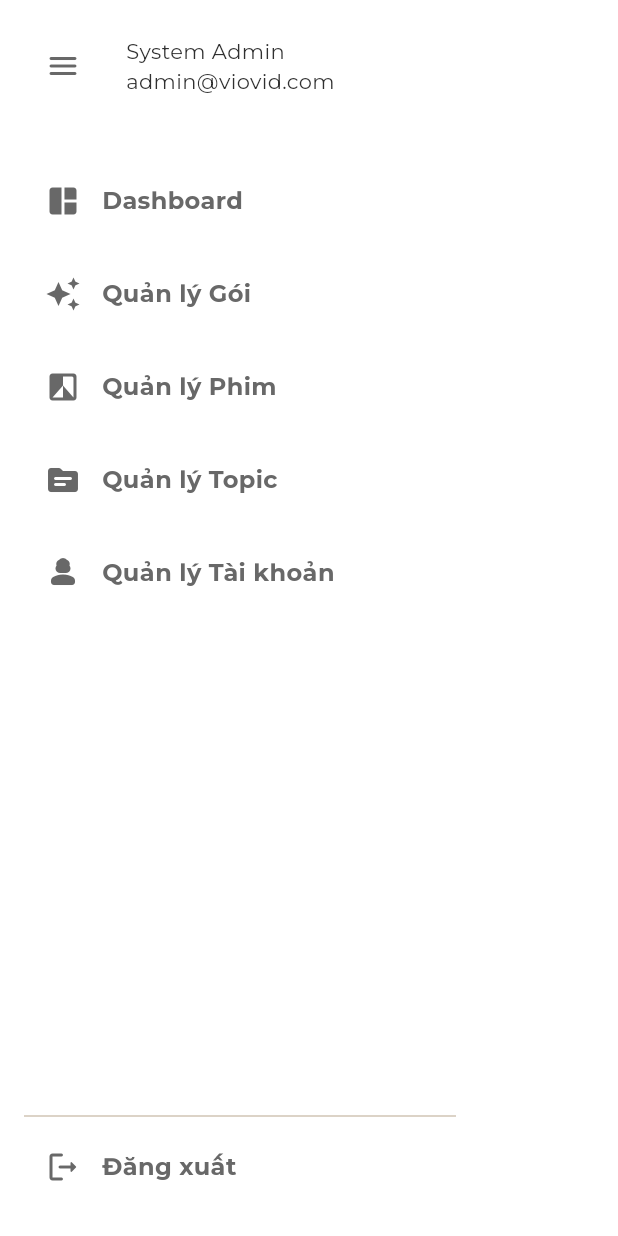
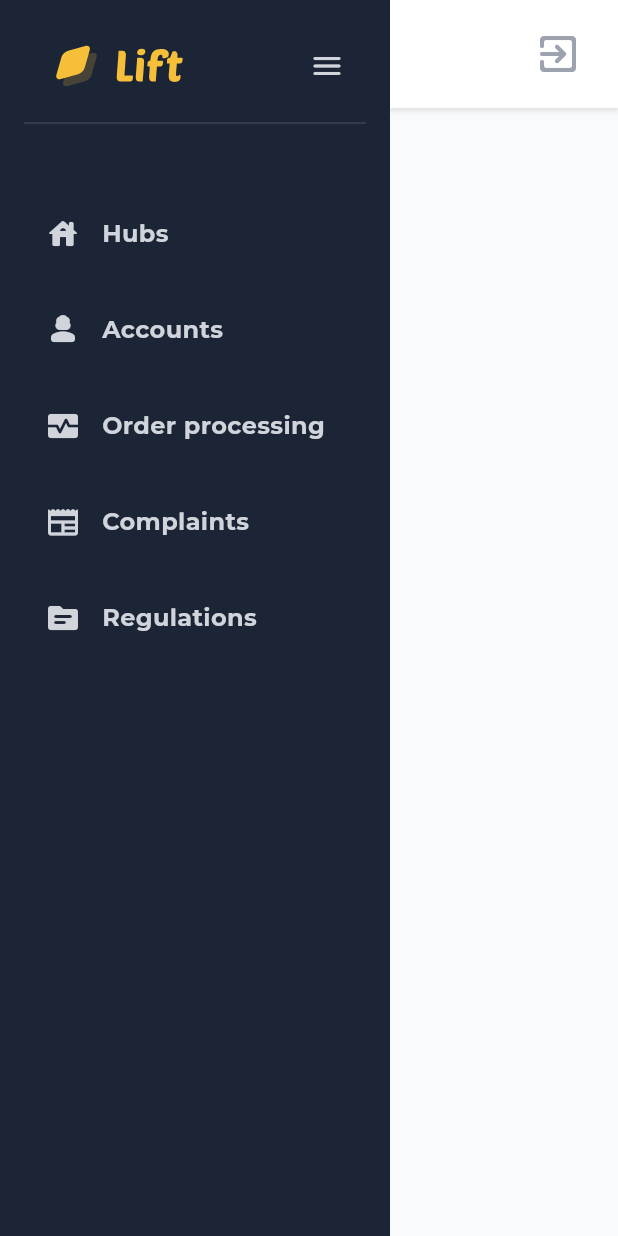
Before and after one commit to bcluc/lift_admin, a Flutter app: the Layout screen opened directly with empty values, on a phone screen of 412 x 824 dp. Run offline on Flutter 3.47's test engine with Material 3 defaults, Android fonts, the phone set to English and light mode, and no system bars; our stand-ins replace flutter_svg, gap, go_router, google_fonts, shimmer; missing offline and left inert: gotrue.

Commit message:
side bar and add basic router

```diff
--- a/lib/base/assets.dart
+++ b/lib/base/assets.dart
@@ -2,6 +2,8 @@ class Assets {
   // ICONS
   static const String _icons = 'assets/icons/';
   static const String logo = '${_icons}logo.svg';
+  static const String logoTxt = '${_icons}txt_logo.svg';
+  static const String logoImg = '${_icons}img_logo.svg';
 
   // IMAGES
   static const String _images = 'assets/images/';
--- a/lib/base/common_variables.dart
+++ b/lib/base/common_variables.dart
@@ -5,21 +5,22 @@ final vnDateFormat = DateFormat('dd/MM/yyyy');
 
 const Color primaryColor = Color.fromARGB(255, 245, 192, 57);
 
-const secondaryColor = Color.fromARGB(255, 255, 81, 81);
+const secondaryColor = Color(0xFF2D4A79);
 
-const secondaryColorBg = Color.fromARGB(255, 250, 250, 250);
+const secondaryColorBg = Color(0xFFF5EED8);
 
-const secondaryColorSideBorder = Color.fromARGB(255, 241, 241, 241);
+const sideBorderBgColor = Color(0xFF1C2536);
 
-const secondaryColorSubtitle = Color(0xFF686868);
+const subtitleColor = Color(0xFF686868);
 
-const secondaryColorBorder = Color.fromARGB(255, 217, 217, 217);
+const borderColor = Color(0xFF9CA3AF);
 
-const secondaryColorTitle = Color.fromARGB(255, 48, 48, 48);
+const labelColor = Color(0xFFD1D5DB);
 
-const secondaryColorDisable = Color.fromARGB(255, 178, 178, 178);
+const disabledColor = Color.fromARGB(255, 178, 178, 178);
 
-const secondaryColorBaseBg = Color.fromARGB(255, 255, 239, 231);
+const baseBgColor = Color(0xFFF9FAFC);
+
 TextStyle errorTextStyle(BuildContext context) {
   return TextStyle(color: Theme.of(context).colorScheme.error);
 }
--- a/lib/base/component/header.dart
+++ b/lib/base/component/header.dart
@@ -15,7 +15,7 @@ class Header extends StatelessWidget {
           style: Theme.of(context)
               .textTheme
               .headlineLarge
-              ?.copyWith(color: secondaryColorTitle),
+              ?.copyWith(color: labelColor),
         ),
         const Spacer(),
       ],
--- a/lib/base/component/menu_item.dart
+++ b/lib/base/component/menu_item.dart
@@ -19,17 +19,17 @@ class MenuItem extends StatelessWidget {
   Widget build(BuildContext context) {
     return InkWell(
       onTap: onPress,
-      highlightColor: Colors.white.withOpacity(0.1),
+      highlightColor: Colors.white.withOpacity(0.02),
       overlayColor: WidgetStateProperty.resolveWith((states) {
         if (states.contains(WidgetState.hovered)) {
-          return Colors.white;
+          return Colors.white.withOpacity(0.06);
         }
         return null;
       }),
       borderRadius: BorderRadius.circular(8),
       child: Ink(
         decoration: BoxDecoration(
-          color: isSelected ? Colors.white : null,
+          color: isSelected ? Colors.white.withOpacity(0.08) : null,
           borderRadius: BorderRadius.circular(8),
         ),
         child: Row(
@@ -38,7 +38,7 @@ class MenuItem extends StatelessWidget {
               padding: const EdgeInsets.all(14),
               child: Icon(
                 iconData,
-                color: isSelected ? secondaryColor : secondaryColorSubtitle,
+                color: isSelected ? primaryColor : labelColor,
               ),
             ),
             Expanded(
@@ -47,7 +47,7 @@ class MenuItem extends StatelessWidget {
                 style: TextStyle(
                   fontSize: 16,
                   fontWeight: FontWeight.bold,
-                  color: isSelected ? secondaryColor : secondaryColorSubtitle,
+                  color: isSelected ? Colors.white : labelColor,
                 ),
                 maxLines: 1,
               ),
--- a/lib/base/component/password_input.dart
+++ b/lib/base/component/password_input.dart
@@ -35,7 +35,7 @@ class _PasswordTextFieldState extends State<PasswordTextField> {
         crossAxisAlignment: CrossAxisAlignment.start,
         children: [
           Text(
-            widget.title ?? 'Mật khẩu',
+            widget.title ?? 'Password',
             style: const TextStyle(
               fontSize: 16,
               fontWeight: FontWeight.bold,
--- a/lib/base/component/search_field.dart
+++ b/lib/base/component/search_field.dart
@@ -13,8 +13,8 @@ class SearchField extends StatelessWidget {
       fillColor: secondaryColorBg,
       filled: true,
       hintText: 'Tìm kiếm',
-      iconColor: secondaryColorSubtitle,
-      hintStyle: const TextStyle(color: secondaryColorSubtitle),
+      iconColor: subtitleColor,
+      hintStyle: const TextStyle(color: subtitleColor),
       border: const OutlineInputBorder(
         borderSide: BorderSide.none,
         borderRadius: BorderRadius.all(Radius.circular(8)),
--- a/lib/base/component/side_bar.dart
+++ b/lib/base/component/side_bar.dart
@@ -1,6 +1,7 @@
 import 'package:flutter/material.dart';
 import 'package:gap/gap.dart';
 import 'package:go_router/go_router.dart';
+import 'package:lift_admin/base/common_variables.dart';
 import 'package:lift_admin/base/component/menu_item.dart';
 import 'package:lift_admin/base/component/side_bar_header.dart';
 
@@ -19,16 +20,17 @@ class _SideBarState extends State<SideBar> {
     final fullPath = GoRouterState.of(context).fullPath;
     return AnimatedContainer(
       duration: Durations.medium3,
-      width: isCollapsed ? 84 : 320,
+      width: isCollapsed ? 84 : 260,
       height: double.infinity,
       curve: Curves.fastOutSlowIn,
       child: Ink(
-        color: Colors.white,
+        color: sideBorderBgColor,
         child: Padding(
           padding: const EdgeInsets.symmetric(horizontal: 16, vertical: 20),
           child: Column(
             crossAxisAlignment: CrossAxisAlignment.start,
             children: [
+              // const Gap(10),
               SideBarHeader(
                 onPress: () => setState(
                   () {
@@ -36,10 +38,14 @@ class _SideBarState extends State<SideBar> {
                   },
                 ),
               ),
+              const Gap(6),
+              const Divider(
+                color: Color.fromARGB(34, 255, 255, 255),
+              ),
               const Gap(40),
               ...menuItems.map(
                 (item) => Padding(
-                  padding: const EdgeInsets.only(bottom: 10),
+                  padding: const EdgeInsets.only(bottom: 12),
                   child: MenuItem(
                     iconData: item['icon'],
                     text: item['text'],
@@ -49,31 +55,30 @@ class _SideBarState extends State<SideBar> {
                 ),
               ),
               const Spacer(),
-              const Divider(),
-              MenuItem(
-                iconData: Icons.logout_rounded,
-                text: 'Đăng xuất',
-                onPress: () async {
-                  // await supabase.auth.signOut();
-                  if (context.mounted) {
-                    context.go('/intro');
-                    ScaffoldMessenger.of(context).showSnackBar(
-                      const SnackBar(
-                        content: Center(
-                          child: Text(
-                            'Hẹn sớm gặp lại bạn.',
-                            style: TextStyle(
-                                fontWeight: FontWeight.bold, fontSize: 20),
-                          ),
-                        ),
-                        behavior: SnackBarBehavior.floating,
-                        duration: Duration(seconds: 4),
-                        width: 300,
-                      ),
-                    );
-                  }
-                },
-              ),
+              // MenuItem(
+              //   iconData: Icons.logout_rounded,
+              //   text: 'Đăng xuất',
+              //   onPress: () async {
+              //     // await supabase.auth.signOut();
+              //     if (context.mounted) {
+              //       context.go('/intro');
+              //       ScaffoldMessenger.of(context).showSnackBar(
+              //         const SnackBar(
+              //           content: Center(
+              //             child: Text(
+              //               'Hẹn sớm gặp lại bạn.',
+              //               style: TextStyle(
+              //                   fontWeight: FontWeight.bold, fontSize: 20),
+              //             ),
+              //           ),
+              //           behavior: SnackBarBehavior.floating,
+              //           duration: Duration(seconds: 4),
+              //           width: 300,
+              //         ),
+              //       );
+              //     }
+              //   },
+              // ),
             ],
           ),
         ),
@@ -84,28 +89,28 @@ class _SideBarState extends State<SideBar> {
 
 final List<Map<String, dynamic>> menuItems = [
   {
-    'path': '/admin/dashboard',
-    'icon': Icons.auto_awesome_mosaic_rounded,
-    'text': 'Dashboard',
+    'path': '/admin/hub',
+    'icon': Icons.house_rounded,
+    'text': 'Hubs',
   },
   {
-    'path': '/admin/plan-management',
-    'icon': Icons.auto_awesome,
-    'text': 'Quản lý Gói',
+    'path': '/admin/account',
+    'icon': Icons.person_3_rounded,
+    'text': 'Accounts',
   },
   {
-    'path': '/admin/film-management',
-    'icon': Icons.filter_b_and_w_rounded,
-    'text': 'Quản lý Phim',
+    'path': '/admin/process',
+    'icon': Icons.monitor_heart_rounded,
+    'text': 'Order processing',
   },
   {
-    'path': '/admin/topic-management',
-    'icon': Icons.topic_rounded,
-    'text': 'Quản lý Topic',
+    'path': '/admin/complaint',
+    'icon': Icons.newspaper_rounded,
+    'text': 'Complaints',
   },
   {
-    'path': '/admin/account-management',
-    'icon': Icons.person_3_rounded,
-    'text': 'Quản lý Tài khoản',
+    'path': '/admin/regulation',
+    'icon': Icons.topic_rounded,
+    'text': 'Regulations',
   },
 ];
--- a/lib/base/component/side_bar_header.dart
+++ b/lib/base/component/side_bar_header.dart
@@ -1,4 +1,6 @@
 import 'package:flutter/material.dart';
+import 'package:flutter_svg/svg.dart';
+import 'package:lift_admin/base/assets.dart';
 import 'package:lift_admin/base/common_variables.dart';
 
 class SideBarHeader extends StatelessWidget {
@@ -13,11 +15,22 @@ class SideBarHeader extends StatelessWidget {
   Widget build(BuildContext context) {
     return Row(
       children: [
+        Expanded(
+          child: Padding(
+            padding: const EdgeInsets.only(left: 16),
+            child: SvgPicture.asset(
+              Assets.logo,
+              height: 38,
+              fit: BoxFit.contain,
+              alignment: Alignment.centerLeft,
+            ),
+          ),
+        ),
         IconButton(
           onPressed: onPress,
           icon: const Icon(Icons.menu_rounded),
           style: IconButton.styleFrom(
-            foregroundColor: secondaryColorSubtitle,
+            foregroundColor: labelColor,
             padding: const EdgeInsets.symmetric(
               horizontal: 14,
             ),
@@ -27,24 +40,6 @@ class SideBarHeader extends StatelessWidget {
             // side: const BorderSide(color: secondaryColorSubtitle, width: 1),
           ),
         ),
-        const Expanded(
-          child: Padding(
-            padding: EdgeInsets.only(left: 16),
-            child: Column(
-              crossAxisAlignment: CrossAxisAlignment.start,
-              mainAxisSize: MainAxisSize.min,
-              children: [
-                Text(
-                  'System Admin',
-                  style: TextStyle(color: secondaryColorTitle),
-                  maxLines: 1,
-                ),
-                Text('admin@viovid.com',
-                    maxLines: 1, style: TextStyle(color: secondaryColorTitle))
-              ],
-            ),
-          ),
-        ),
       ],
     );
   }
--- a/lib/config/router.dart
+++ b/lib/config/router.dart
@@ -2,10 +2,14 @@ import 'package:go_router/go_router.dart';
 import 'package:lift_admin/base/singleton/user_info.dart';
 import 'package:lift_admin/data/profile_data.dart';
 import 'package:lift_admin/data/service.dart';
+import 'package:lift_admin/screens/account/account_screen.dart';
 import 'package:lift_admin/screens/auth/sign_in.dart';
+import 'package:lift_admin/screens/complaint/complaint_screen.dart';
 import 'package:lift_admin/screens/hub/hub_detail.dart';
 import 'package:lift_admin/screens/hub/hub_screen.dart';
 import 'package:lift_admin/screens/layout.dart';
+import 'package:lift_admin/screens/order_process/order_process.dart';
+import 'package:lift_admin/screens/regulation/regulation_screen.dart';
 import 'package:lift_admin/screens/splash_screen.dart';
 
 GoRouter appRouter = GoRouter(
@@ -14,9 +18,9 @@ GoRouter appRouter = GoRouter(
       path: '/',
       name: 'splash',
       redirect: (context, state) async {
-        final session = UserInfo().token;
-        if (session != null) {
-          return UserInfo().role == 'coordinator' ? '/browse' : '/admin/hub';
+        final token = UserInfo().token;
+        if (token != null) {
+          return UserInfo().role == 'coordinator' ? '/hub' : '/admin/hub';
         }
         return null;
       },
@@ -26,9 +30,9 @@ GoRouter appRouter = GoRouter(
       path: '/sign-in',
       name: 'sign-in',
       redirect: (context, state) async {
-        final session = UserInfo().token;
-        if (session != null) {
-          return UserInfo().role == 'coordinator' ? '/browse' : '/admin/hub';
+        final token = UserInfo().token;
+        if (token != null) {
+          return UserInfo().role == 'coordinator' ? '/hub' : '/admin/hub';
         }
         return null;
       },
@@ -42,14 +46,44 @@ GoRouter appRouter = GoRouter(
         GoRoute(
           path: '/admin',
           name: 'admin',
-          redirect: (context, state) {
-            return '/admin/hub';
+          redirect: (context, state) async {
+            final token = UserInfo().token;
+            // print('Token role: ${UserInfo().role}');
+            // print(token);
+            if (token == null) {
+              return '/sign-in';
+            } else {
+              if (UserInfo().role == 'coordinator') {
+                return '/hub';
+              }
+            }
+            return 'admin/hub';
           },
         ),
         GoRoute(
           path: '/admin/hub',
           name: 'admin-hub',
           builder: (context, state) => const HubScreen(),
+        ),
+        GoRoute(
+          path: '/admin/account',
+          name: 'admin-account',
+          builder: (context, state) => const AccountScreen(),
+        ),
+        GoRoute(
+          path: '/admin/process',
+          name: 'admin-process',
+          builder: (context, state) => const OrderProcessScreen(),
+        ),
+        GoRoute(
+          path: '/admin/complaint',
+          name: 'admin-complaint',
+          builder: (context, state) => const ComplaintScreen(),
+        ),
+        GoRoute(
+          path: '/admin/regulation',
+          name: 'admin-regulation',
+          builder: (context, state) => const RegulationScreen(),
         ),
       ],
     ),
@@ -61,8 +95,18 @@ GoRouter appRouter = GoRouter(
         GoRoute(
           path: '/hub',
           name: 'hub',
-          redirect: (context, state) {
-            return '/hub/detail';
+          redirect: (context, state) async {
+            final token = UserInfo().token;
+            // print('Token role: ${UserInfo().role}');
+            // print(token);
+            if (token == null) {
+              return '/sign-in';
+            } else {
+              if (UserInfo().role == 'administrator') {
+                return '/admin/hub';
+              }
+            }
+            return null;
           },
         ),
         GoRoute(
--- a/lib/screens/auth/sign_in.dart
+++ b/lib/screens/auth/sign_in.dart
@@ -34,9 +34,9 @@ class _SignInScreenState extends State<SignInScreen> {
 
     _errorText = '';
     if (enteredUserName.isEmpty) {
-      _errorText = 'Bạn chưa điền Tên đăng nhập';
+      _errorText = 'User name is missing';
     } else if (enteredPassword.isEmpty) {
-      _errorText = 'Bạn chưa nhập Mật khẩu';
+      _errorText = 'Password is missing';
     }
 
     if (_errorText.isNotEmpty) {
@@ -72,7 +72,7 @@ class _SignInScreenState extends State<SignInScreen> {
             const SnackBar(
               content: Center(
                 child: Text(
-                  'Đăng nhập thành công.',
+                  'Sign in success.',
                   style: TextStyle(fontWeight: FontWeight.bold, fontSize: 16),
                 ),
               ),
@@ -81,7 +81,8 @@ class _SignInScreenState extends State<SignInScreen> {
               width: 300,
             ),
           );
-          if (authRes.role == 'admin') {
+          //context.go('/admin/hub');
+          if (authRes.role == 'administrator') {
             context.go('/admin/hub');
           } else if (authRes.role == 'coordinator') {
             context.go('/hub/detail');
@@ -94,7 +95,7 @@ class _SignInScreenState extends State<SignInScreen> {
         if (error.message == "Invalid login credentials") {
           ScaffoldMessenger.of(context).showSnackBar(
             const SnackBar(
-              content: Text('Tên đăng nhập hoặc mật khẩu sai'),
+              content: Text('Invalid login credentials'),
               behavior: SnackBarBehavior.floating,
             ),
           );
@@ -114,7 +115,7 @@ class _SignInScreenState extends State<SignInScreen> {
       if (mounted) {
         ScaffoldMessenger.of(context).showSnackBar(
           SnackBar(
-            content: const Text('Có lỗi xảy ra, vui lòng thử lại.'),
+            content: const Text('There is something wrong.'),
             backgroundColor: Theme.of(context).colorScheme.error,
           ),
         );
@@ -130,6 +131,12 @@ class _SignInScreenState extends State<SignInScreen> {
     super.initState();
     if (UserInfo().token == null) {
       context.go('/sign-in');
+    } else {
+      if (UserInfo().role == 'administrator') {
+        context.go('/admin');
+      } else if (UserInfo().role == 'coordinator') {
+        context.go('/hub');
+      }
     }
   }
 
@@ -156,7 +163,7 @@ class _SignInScreenState extends State<SignInScreen> {
                   Row(
                     children: [
                       SvgPicture.asset(
-                        Assets.logo,
+                        Assets.logoImg,
                         width: 50,
                         fit: BoxFit.cover,
                       ),
@@ -172,7 +179,7 @@ class _SignInScreenState extends State<SignInScreen> {
                           crossAxisAlignment: CrossAxisAlignment.start,
                           children: [
                             const Text(
-                              'Đăng nhập',
+                              'Sign in',
                               style: TextStyle(
                                 fontWeight: FontWeight.w900,
                                 fontSize: 28,
@@ -196,7 +203,7 @@ class _SignInScreenState extends State<SignInScreen> {
                                 crossAxisAlignment: CrossAxisAlignment.start,
                                 children: [
                                   const Text(
-                                    'Tên đăng nhập',
+                                    'User name',
                                     style: TextStyle(
                                       fontSize: 16,
                                       fontWeight: FontWeight.bold,
@@ -263,7 +270,7 @@ class _SignInScreenState extends State<SignInScreen> {
                                         backgroundColor: primaryColor,
                                       ),
                                       child: const Text(
-                                        'Đăng nhập',
+                                        'Sign in',
                                         style: TextStyle(
                                           fontWeight: FontWeight.bold,
                                           fontSize: 14,
--- a/lib/screens/layout.dart
+++ b/lib/screens/layout.dart
@@ -1,4 +1,6 @@
 import 'package:flutter/material.dart';
+import 'package:go_router/go_router.dart';
+import 'package:lift_admin/base/common_variables.dart';
 import 'package:lift_admin/base/component/side_bar.dart';
 
 class Layout extends StatefulWidget {
@@ -36,12 +38,61 @@ class _LayoutState extends State<Layout> {
     return isFetchingData
         ? const Center(child: CircularProgressIndicator())
         : Scaffold(
-            backgroundColor: Colors.white,
+            backgroundColor: baseBgColor,
             body: Row(
               children: [
                 const SideBar(),
                 Expanded(
-                  child: widget.child,
+                  child: Column(
+                    children: [
+                      Container(
+                        width: double.infinity,
+                        padding: const EdgeInsets.fromLTRB(16, 12, 16, 12),
+                        decoration: BoxDecoration(
+                          color: Colors.white,
+                          boxShadow: [
+                            BoxShadow(
+                              color: Colors.black.withOpacity(0.1),
+                              spreadRadius: 1,
+                              blurRadius: 2,
+                              offset: const Offset(0, 1),
+                            ),
+                          ],
+                        ),
+                        child: Row(
+                          children: [
+                            const Spacer(),
+                            IconButton(
+                              iconSize: 32,
+                              onPressed: () async {
+                                if (context.mounted) {
+                                  context.go('/sign-in');
+                                  ScaffoldMessenger.of(context).showSnackBar(
+                                    const SnackBar(
+                                      content: Center(
+                                        child: Text(
+                                          'See you later.',
+                                          style: TextStyle(
+                                              fontWeight: FontWeight.bold,
+                                              fontSize: 20),
+                                        ),
+                                      ),
+                                      behavior: SnackBarBehavior.floating,
+                                      duration: Duration(seconds: 4),
+                                      width: 300,
+                                    ),
+                                  );
+                                }
+                              },
+                              icon: const Icon(Icons.exit_to_app_rounded),
+                              color: borderColor,
+                            ),
+                          ],
+                        ),
+                      ),
+                      Expanded(child: widget.child),
+                    ],
+                  ),
                 ),
               ],
             ),
```
Also changed, not shown: lib/screens/account/account_screen.dart (added, +15 -0 lines), lib/screens/browse_screen.dart (+2 -11 lines), lib/screens/complaint/complaint_screen.dart (added, +15 -0 lines), lib/screens/order_process/order_process.dart (added, +15 -0 lines), lib/screens/regulation/regulation_screen.dart (added, +15 -0 lines), assets/icons/img_logo.svg (added), assets/icons/logo.svg, assets/icons/txt_logo.svg (added).
